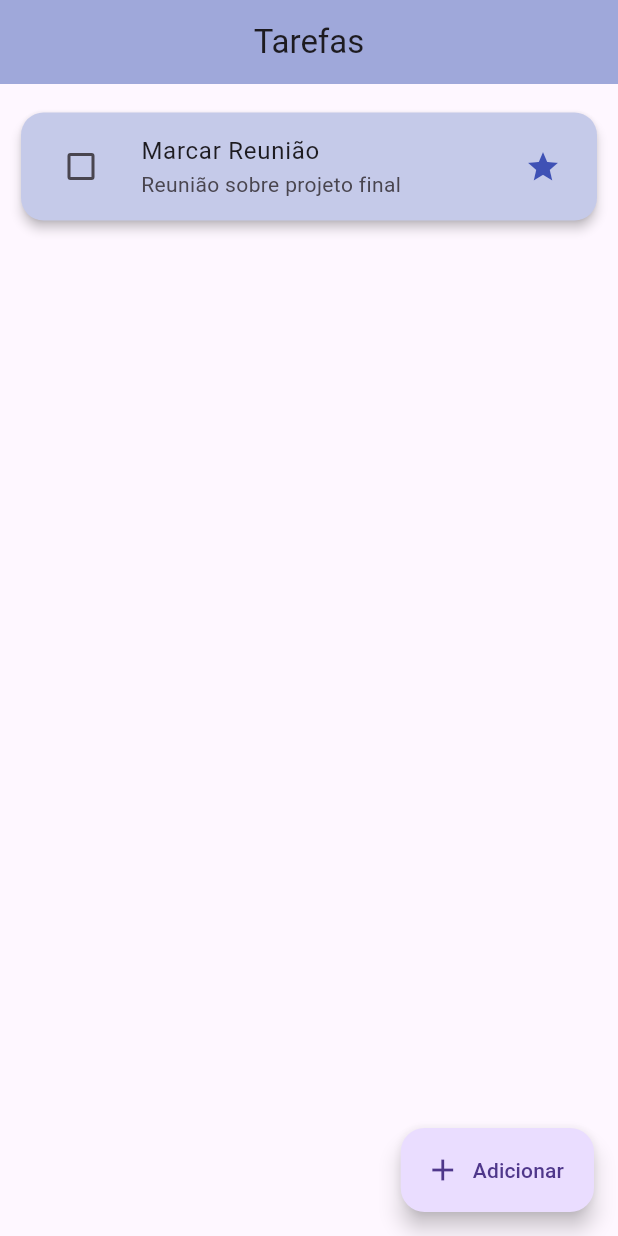
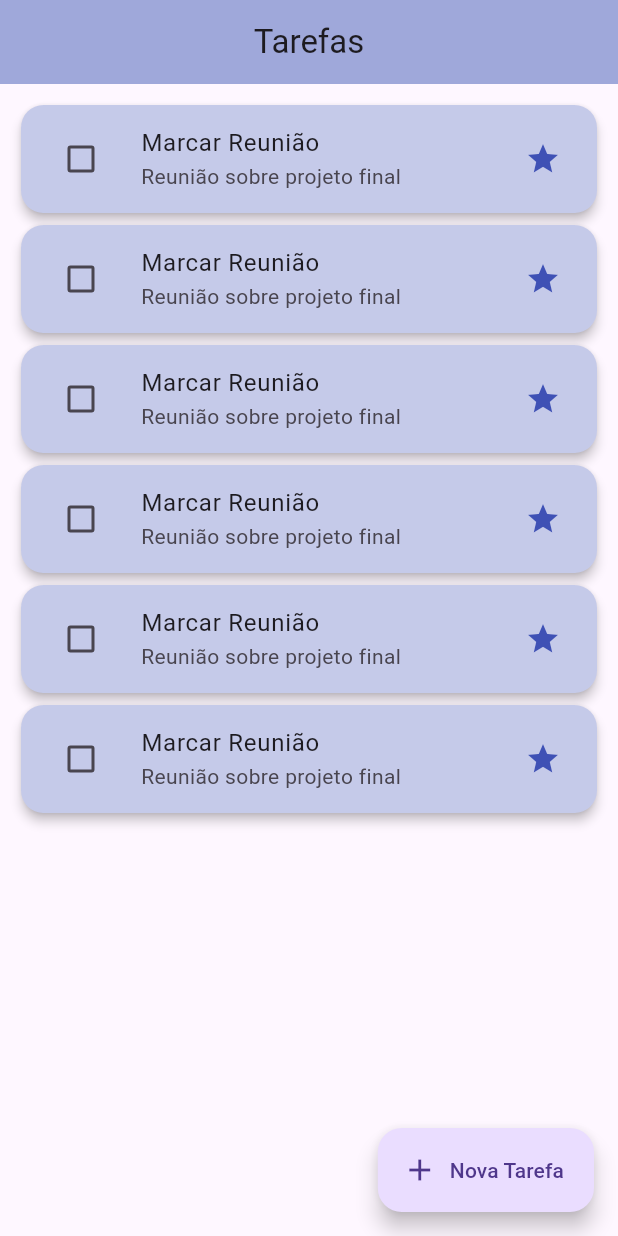
Before and after one commit to thiagofern4ndo/todo-list-flutter, a Flutter app: the screen it shows after launch, on a phone screen of 412 x 824 dp. Run offline on Flutter 3.47's test engine with Material 3 defaults, Android fonts, the phone set to English and light mode, and no system bars.

Commit message:
add model tasks

```diff
--- a/lib/main.dart
+++ b/lib/main.dart
@@ -1,4 +1,4 @@
-import 'package:first_app/pages/tasks_listpage.dart';
+import 'package:first_app/pages/tasks.listpage.dart';
 import 'package:flutter/material.dart';
 
 
@@ -17,7 +17,7 @@ Widget build (BuildContext context) {
     theme: ThemeData(
       primarySwatch: Colors.indigo,
     ),
-    home: const TasksListPage(),
+    home:  TasksListPage(),
   );
  }
 }
--- a/lib/pages/tasks_listpage.dart
+++ b/lib/pages/tasks.listpage.dart
@@ -1,7 +1,9 @@
 import 'package:flutter/material.dart';
 
 class TasksListPage extends StatelessWidget {
-  const TasksListPage({super.key});
+   TasksListPage({super.key});
+
+  final List tasks = [];
 
   @override
   Widget build(BuildContext context) {
@@ -14,11 +16,10 @@ class TasksListPage extends StatelessWidget {
         ),
         body: Padding(
           padding: const EdgeInsets.all(10),
-          child: Column(
-            children: [
-              Padding(
-                padding: const EdgeInsets.only(top: 5),
-                child: Card(
+          child: ListView.builder(
+            itemCount: 6,
+            itemBuilder: (ctx, index) {
+              return Card(
                   elevation: 3,
                   color: Colors.indigo[100],
                   shape: RoundedRectangleBorder(
@@ -30,20 +31,22 @@ class TasksListPage extends StatelessWidget {
                       onChanged: (value) {},
                       value: false,
                     ),
-                     shape: RoundedRectangleBorder(
-                      borderRadius: BorderRadius.circular(15)),
-                    trailing: Icon(Icons.star, color: Colors.indigo,),
+                    shape: RoundedRectangleBorder(
+                        borderRadius: BorderRadius.circular(15)),
+                    trailing: Icon(
+                      Icons.star,
+                      color: Colors.indigo,
+                    ),
                     onTap: () {},
                   ),
-                ),
-              ),
-            ],
+                );
+            },
           ),
         ),
         floatingActionButton: FloatingActionButton.extended(
           onPressed: () {},
-          label: const Text('Adicionar'),
-          icon: const Icon(Icons.add), // Material Icons
+          label: const Text('Nova Tarefa'),
+          icon: const Icon(Icons.add),
         ),
       ),
     );
```
Also changed, not shown: lib/models/task.model.dart (added, +12 -0 lines).
